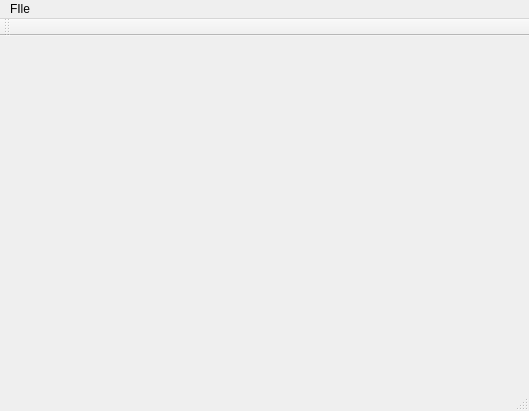
This is MetricEvol/mainwindow.ui in EduardoVernier/MetricEvol as Qt 5 draws it before an edit. The edited form follows.
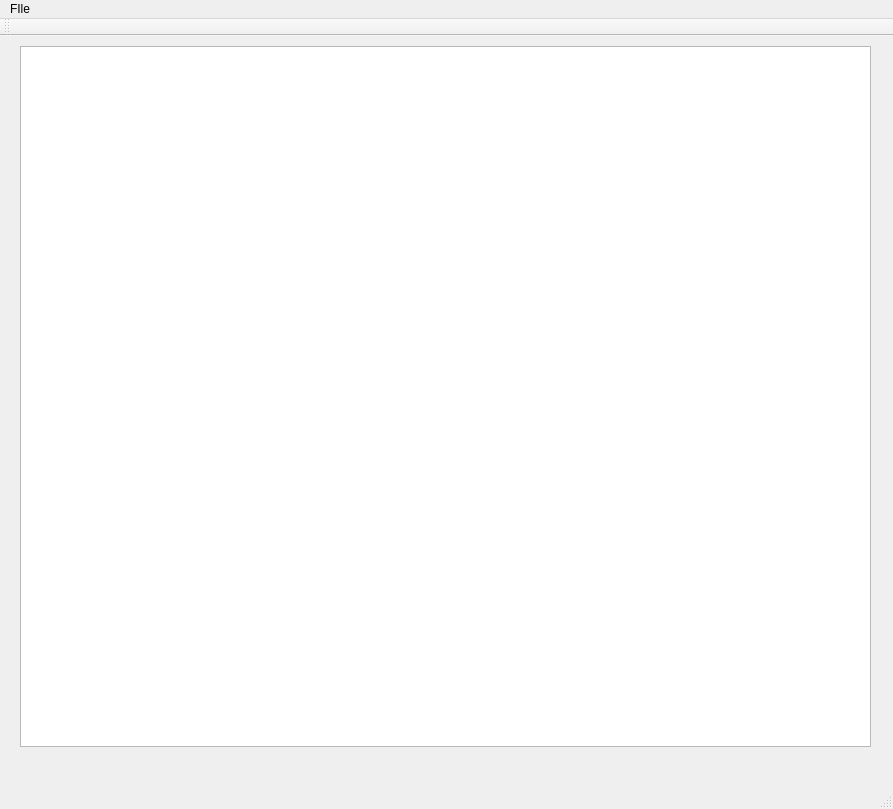
This is the edited form.

Patch:
```diff
--- a/MetricEvol/mainwindow.ui
+++ b/MetricEvol/mainwindow.ui
@@ -6,20 +6,31 @@
    <rect>
     <x>0</x>
     <y>0</y>
-    <width>529</width>
-    <height>411</height>
+    <width>893</width>
+    <height>809</height>
    </rect>
   </property>
   <property name="windowTitle">
    <string>MainWindow</string>
   </property>
-  <widget class="QWidget" name="centralWidget"/>
+  <widget class="QWidget" name="centralWidget">
+   <widget class="QTextEdit" name="textbox">
+    <property name="geometry">
+     <rect>
+      <x>20</x>
+      <y>10</y>
+      <width>851</width>
+      <height>701</height>
+     </rect>
+    </property>
+   </widget>
+  </widget>
   <widget class="QMenuBar" name="menuBar">
    <property name="geometry">
     <rect>
      <x>0</x>
      <y>0</y>
-     <width>529</width>
+     <width>893</width>
      <height>25</height>
     </rect>
    </property>
```
